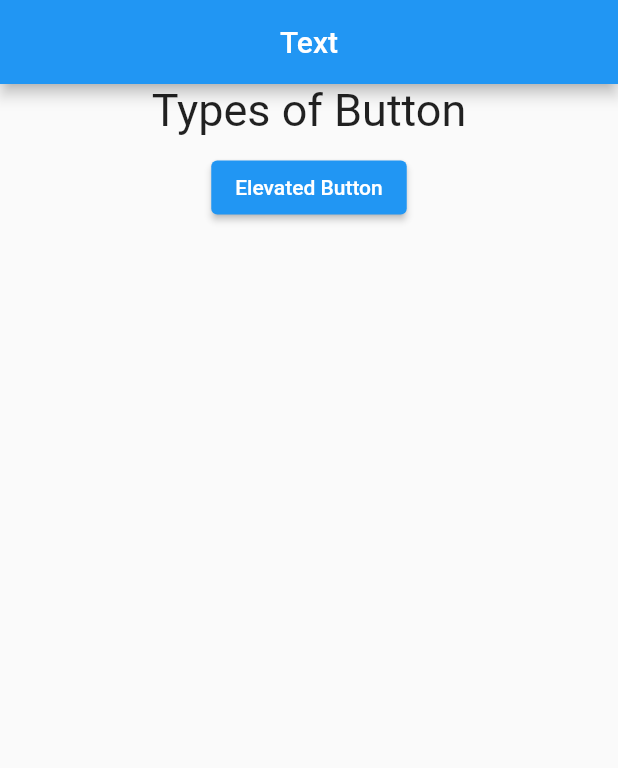
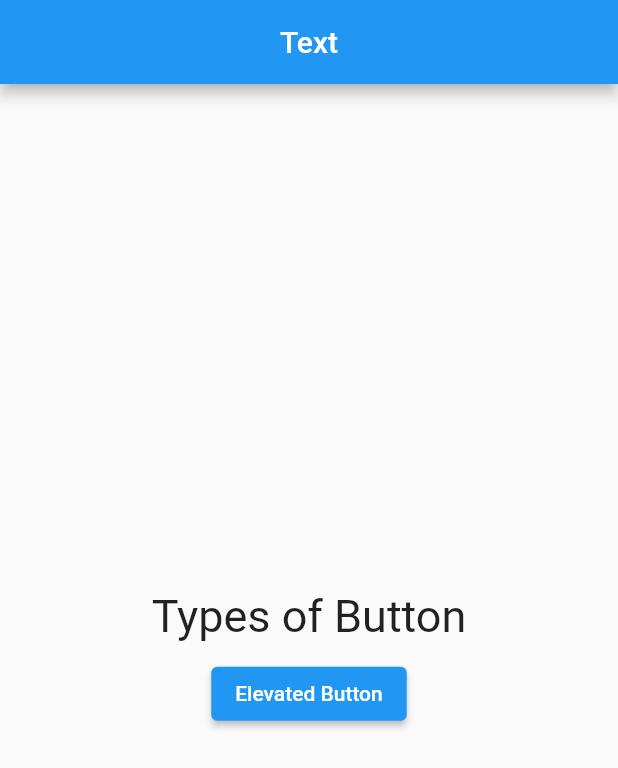
Before and after one commit to Sneha280564/t1, a Flutter app: the screen it shows after launch, on a phone screen of 412 x 824 dp. Shown: the top 768 px of the screen. Run offline on Flutter 3.47's test engine with Material 2 defaults, Android fonts, the phone set to English and light mode, and no system bars.

Commit message:
flutter_app

```diff
--- a/lib/home.dart
+++ b/lib/home.dart
@@ -9,7 +9,7 @@ class HomePage extends StatelessWidget {
       body: Container(
         width: MediaQuery.of(context).size.width,
         child: Column(
-          // mainAxisAlignment: MainAxisAlignment.,
+          mainAxisAlignment: MainAxisAlignment.center,
           crossAxisAlignment: CrossAxisAlignment.center,
           children: [
             Text("Types of Button",
--- a/pubspec.yaml
+++ b/pubspec.yaml
@@ -19,7 +19,7 @@ publish_to: 'none' # Remove this line if you wish to publish to pub.dev
 version: 1.0.0+1
 
 environment:
-  sdk: '>=2.19.0 <3.0.0'
+  sdk: '>=2.18.0 <3.0.0'
 
 # Dependencies specify other packages that your package needs in order to work.
 # To automatically upgrade your package dependencies to the latest versions
```
Also changed, not shown: pubspec.lock.
